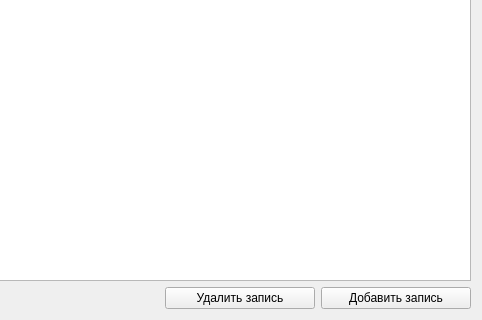
First picture: the form in forms/databasetabwidget.ui, repository k0tvtapke/QtProject, before the edit; both pictures show x 517 to 999 and y 229 to 549 of the 999 by 549 pixel window.
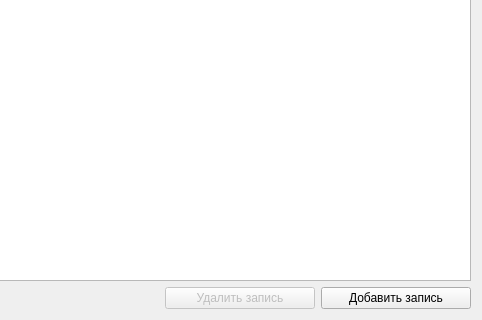
Second picture: the form after the edit.

The edit to the form file:
```diff
--- a/forms/databasetabwidget.ui
+++ b/forms/databasetabwidget.ui
@@ -89,6 +89,9 @@
      </item>
      <item>
       <widget class="QPushButton" name="deleteEntryButton">
+       <property name="enabled">
+        <bool>false</bool>
+       </property>
        <property name="minimumSize">
         <size>
          <width>150</width>
```
